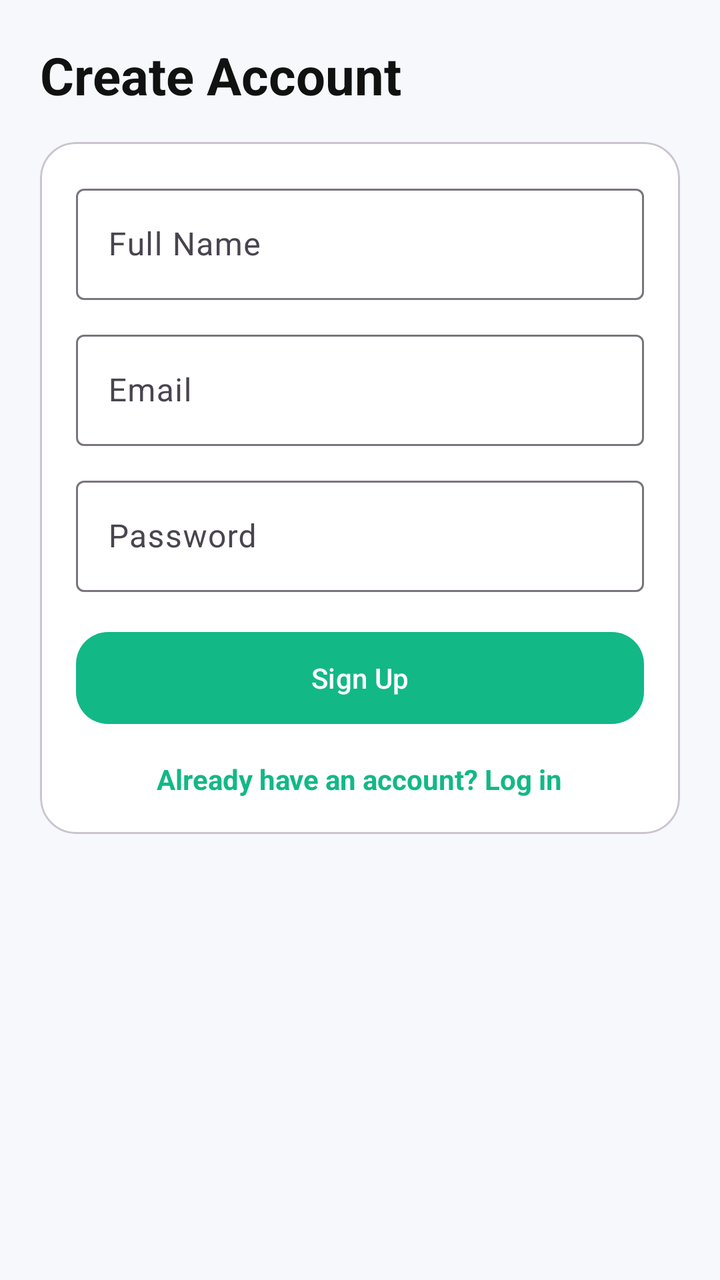
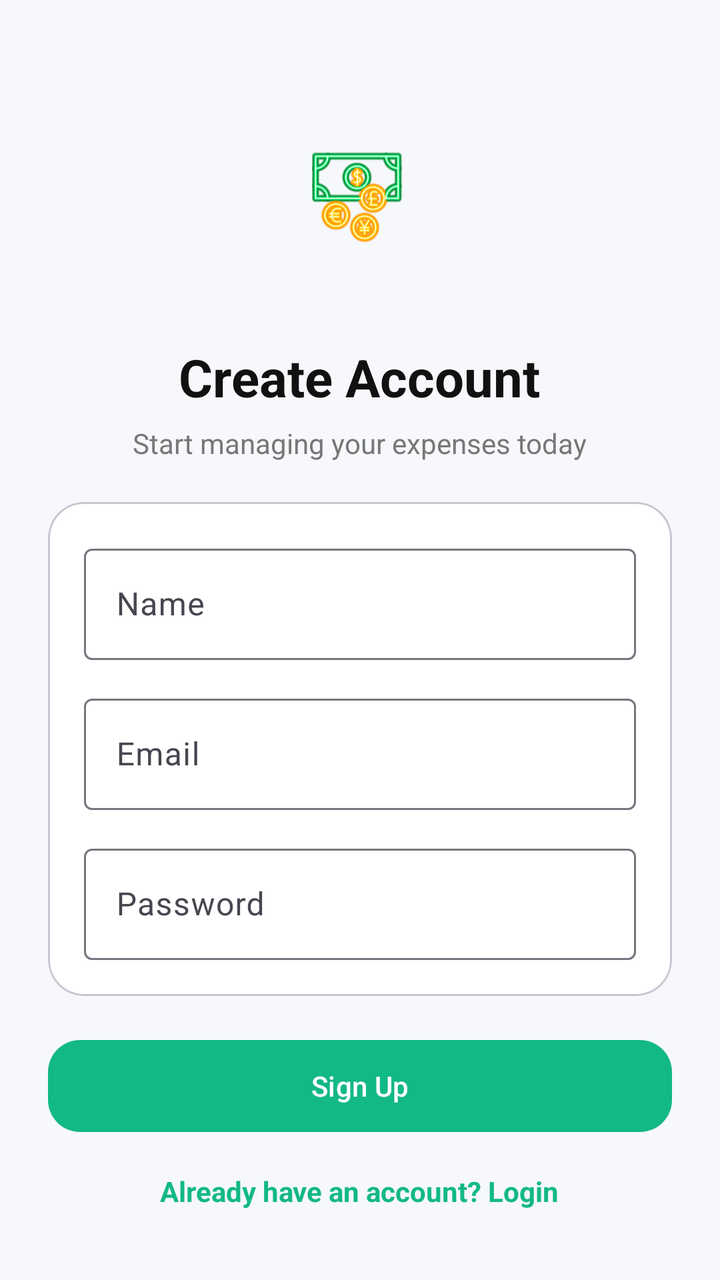

An Android layout rendered at two revisions. The XML below is the earlier revision; the diff shows what the commit changed to produce the second picture.
<!-- AndroidManifest.xml: application theme Theme.Material3.DayNight.NoActionBar -->
<!-- res/layout/activity_signup.xml -->
<?xml version="1.0" encoding="utf-8"?>
<ScrollView xmlns:android="http://schemas.android.com/apk/res/android"
    xmlns:app="http://schemas.android.com/apk/res-auto"
    android:layout_width="match_parent"
    android:layout_height="match_parent"
    android:background="@color/bg">

    <androidx.constraintlayout.widget.ConstraintLayout
        android:layout_width="match_parent"
        android:layout_height="wrap_content"
        android:padding="20dp">

        <TextView
            android:id="@+id/titleTv"
            android:layout_width="0dp"
            android:layout_height="wrap_content"
            android:text="Create Account"
            android:textStyle="bold"
            android:textSize="26sp"
            android:textColor="@color/text"
            app:layout_constraintTop_toTopOf="parent"
            app:layout_constraintStart_toStartOf="parent"
            app:layout_constraintEnd_toEndOf="parent"/>

        <com.google.android.material.card.MaterialCardView
            android:layout_width="0dp"
            android:layout_height="wrap_content"
            android:layout_marginTop="16dp"
            app:cardCornerRadius="18dp"
            app:cardElevation="0dp"
            app:cardBackgroundColor="@color/card"
            app:layout_constraintTop_toBottomOf="@id/titleTv"
            app:layout_constraintStart_toStartOf="parent"
            app:layout_constraintEnd_toEndOf="parent">

            <LinearLayout
                android:layout_width="match_parent"
                android:layout_height="wrap_content"
                android:padding="18dp"
                android:orientation="vertical">

                <com.google.android.material.textfield.TextInputLayout
                    android:layout_width="match_parent"
                    android:layout_height="wrap_content"
                    android:hint="Full Name">

                    <com.google.android.material.textfield.TextInputEditText
                        android:id="@+id/nameEt"
                        android:layout_width="match_parent"
                        android:layout_height="wrap_content"/>
                </com.google.android.material.textfield.TextInputLayout>

                <com.google.android.material.textfield.TextInputLayout
                    android:layout_width="match_parent"
                    android:layout_height="wrap_content"
                    android:layout_marginTop="12dp"
                    android:hint="Email">

                    <com.google.android.material.textfield.TextInputEditText
                        android:id="@+id/emailEt"
                        android:layout_width="match_parent"
                        android:layout_height="wrap_content"
                        android:inputType="textEmailAddress"/>
                </com.google.android.material.textfield.TextInputLayout>

                <com.google.android.material.textfield.TextInputLayout
                    android:layout_width="match_parent"
                    android:layout_height="wrap_content"
                    android:layout_marginTop="12dp"
                    android:hint="Password">

                    <com.google.android.material.textfield.TextInputEditText
                        android:id="@+id/passwordEt"
                        android:layout_width="match_parent"
                        android:layout_height="wrap_content"
                        android:inputType="textPassword"/>
                </com.google.android.material.textfield.TextInputLayout>

                <com.google.android.material.button.MaterialButton
                    android:id="@+id/signupBtn"
                    android:layout_width="match_parent"
                    android:layout_height="54dp"
                    android:layout_marginTop="16dp"
                    android:text="Sign Up"
                    android:textAllCaps="false"
                    app:cornerRadius="16dp"
                    app:backgroundTint="@color/green"/>

                <TextView
                    android:id="@+id/goLoginTv"
                    android:layout_width="wrap_content"
                    android:layout_height="wrap_content"
                    android:text="Already have an account? Log in"
                    android:textColor="@color/green"
                    android:textStyle="bold"
                    android:layout_marginTop="14dp"
                    android:layout_gravity="center"/>

            </LinearLayout>
        </com.google.android.material.card.MaterialCardView>

    </androidx.constraintlayout.widget.ConstraintLayout>
</ScrollView>
<!-- resources referenced by this layout -->
<resources>
  <color name="bg">#F6F8FB</color>
  <color name="card">#FFFFFF</color>
  <color name="green">#13B887</color>
  <color name="text">#111111</color>
</resources>

<!-- the commit's change to res/layout/activity_signup.xml (unified diff, before → after) -->
@@ -1,103 +1,134 @@
 <?xml version="1.0" encoding="utf-8"?>
-<ScrollView xmlns:android="http://schemas.android.com/apk/res/android"
+<androidx.constraintlayout.widget.ConstraintLayout
+    xmlns:android="http://schemas.android.com/apk/res/android"
     xmlns:app="http://schemas.android.com/apk/res-auto"
     android:layout_width="match_parent"
     android:layout_height="match_parent"
     android:background="@color/bg">
 
-    <androidx.constraintlayout.widget.ConstraintLayout
-        android:layout_width="match_parent"
+    <LinearLayout
+        android:id="@+id/container"
+        android:layout_width="0dp"
         android:layout_height="wrap_content"
-        android:padding="20dp">
+        android:orientation="vertical"
+        android:padding="24dp"
+        app:layout_constraintBottom_toBottomOf="parent"
+        app:layout_constraintEnd_toEndOf="parent"
+        app:layout_constraintHorizontal_bias="1.0"
+        app:layout_constraintStart_toStartOf="parent"
+        app:layout_constraintTop_toTopOf="parent"
+        app:layout_constraintVertical_bias="0.495">
+
+        <ImageView
+            android:id="@+id/logoIv"
+            android:layout_width="200dp"
+            android:layout_height="120dp"
+            android:layout_gravity="center_horizontal"
+            android:layout_marginBottom="16dp"
+            android:contentDescription="App Logo"
+            android:src="@drawable/logo"
+            app:layout_constraintBottom_toTopOf="@id/titleTv"
+            app:layout_constraintEnd_toEndOf="parent"
+            app:layout_constraintStart_toStartOf="parent"
+            app:layout_constraintTop_toTopOf="parent" />
 
         <TextView
             android:id="@+id/titleTv"
-            android:layout_width="0dp"
+            android:layout_width="wrap_content"
             android:layout_height="wrap_content"
+            android:layout_gravity="center_horizontal"
             android:text="Create Account"
-            android:textStyle="bold"
+            android:textColor="@color/text"
             android:textSize="26sp"
-            android:textColor="@color/text"
-            app:layout_constraintTop_toTopOf="parent"
-            app:layout_constraintStart_toStartOf="parent"
-            app:layout_constraintEnd_toEndOf="parent"/>
+            android:textStyle="bold" />
+
+        <TextView
+            android:id="@+id/subTitleTv"
+            android:layout_width="wrap_content"
+            android:layout_height="wrap_content"
+            android:layout_gravity="center_horizontal"
+            android:layout_marginTop="6dp"
+            android:text="Start managing your expenses today"
+            android:textColor="@color/muted"
+            android:textSize="14sp" />
 
         <com.google.android.material.card.MaterialCardView
-            android:layout_width="0dp"
+            android:id="@+id/signupCard"
+            android:layout_width="match_parent"
             android:layout_height="wrap_content"
-            android:layout_marginTop="16dp"
+            android:layout_marginTop="20dp"
+            app:cardBackgroundColor="@color/card"
             app:cardCornerRadius="18dp"
-            app:cardElevation="0dp"
-            app:cardBackgroundColor="@color/card"
-            app:layout_constraintTop_toBottomOf="@id/titleTv"
-            app:layout_constraintStart_toStartOf="parent"
-            app:layout_constraintEnd_toEndOf="parent">
+            app:cardElevation="0dp">
 
             <LinearLayout
                 android:layout_width="match_parent"
                 android:layout_height="wrap_content"
-                android:padding="18dp"
-                android:orientation="vertical">
+                android:orientation="vertical"
+                android:padding="18dp">
 
                 <com.google.android.material.textfield.TextInputLayout
                     android:layout_width="match_parent"
                     android:layout_height="wrap_content"
-                    android:hint="Full Name">
+                    android:hint="@string/name">
 
                     <com.google.android.material.textfield.TextInputEditText
                         android:id="@+id/nameEt"
                         android:layout_width="match_parent"
-                        android:layout_height="wrap_content"/>
+                        android:layout_height="wrap_content" />
                 </com.google.android.material.textfield.TextInputLayout>
 
                 <com.google.android.material.textfield.TextInputLayout
                     android:layout_width="match_parent"
                     android:layout_height="wrap_content"
-                    android:layout_marginTop="12dp"
-                    android:hint="Email">
+                    android:layout_marginTop="14dp"
+                    android:hint="@string/email">
 
                     <com.google.android.material.textfield.TextInputEditText
                         android:id="@+id/emailEt"
                         android:layout_width="match_parent"
                         android:layout_height="wrap_content"
-                        android:inputType="textEmailAddress"/>
+                        android:inputType="textEmailAddress" />
                 </com.google.android.material.textfield.TextInputLayout>
 
                 <com.google.android.material.textfield.TextInputLayout
                     android:layout_width="match_parent"
                     android:layout_height="wrap_content"
-                    android:layout_marginTop="12dp"
-                    android:hint="Password">
+                    android:layout_marginTop="14dp"
+                    android:hint="@string/password">
 
                     <com.google.android.material.textfield.TextInputEditText
                         android:id="@+id/passwordEt"
                         android:layout_width="match_parent"
                         android:layout_height="wrap_content"
-                        android:inputType="textPassword"/>
+                        android:inputType="textPassword" />
                 </com.google.android.material.textfield.TextInputLayout>
 
-                <com.google.android.material.button.MaterialButton
-                    android:id="@+id/signupBtn"
-                    android:layout_width="match_parent"
-                    android:layout_height="54dp"
-                    android:layout_marginTop="16dp"
-                    android:text="Sign Up"
-                    android:textAllCaps="false"
-                    app:cornerRadius="16dp"
-                    app:backgroundTint="@color/green"/>
+            </LinearLayout>
 
-                <TextView
-                    android:id="@+id/goLoginTv"
-                    android:layout_width="wrap_content"
-                    android:layout_height="wrap_content"
-                    android:text="Already have an account? Log in"
-                    android:textColor="@color/green"
-                    android:textStyle="bold"
-                    android:layout_marginTop="14dp"
-                    android:layout_gravity="center"/>
-
-            </LinearLayout>
         </com.google.android.material.card.MaterialCardView>
 
-    </androidx.constraintlayout.widget.ConstraintLayout>
-</ScrollView>
+        <com.google.android.material.button.MaterialButton
+            android:id="@+id/signupBtn"
+            android:layout_width="match_parent"
+            android:layout_height="54dp"
+            android:layout_marginTop="18dp"
+            android:text="Sign Up"
+            android:textAllCaps="false"
+            app:backgroundTint="@color/green"
+            app:cornerRadius="16dp" />
+
+        <TextView
+            android:id="@+id/goLoginTv"
+            android:layout_width="wrap_content"
+            android:layout_height="wrap_content"
+            android:layout_gravity="center_horizontal"
+            android:layout_marginTop="16dp"
+            android:text="Already have an account? Login"
+            android:textColor="@color/green"
+            android:textSize="14sp"
+            android:textStyle="bold" />
+
+    </LinearLayout>
+
+</androidx.constraintlayout.widget.ConstraintLayout>
<!-- resource entries referenced after the edit -->
@@ -3,6 +3,11 @@
   <color name="bg">#F6F8FB</color>
   <color name="card">#FFFFFF</color>
   <color name="green">#13B887</color>
+  <color name="muted">#777777</color>
   <color name="text">#111111</color>
+  <!-- drawable logo: vector/xml drawable (drawable, 219249 chars, omitted) -->
+  <string name="email">Email</string>
+  <string name="name">Name</string>
+  <string name="password">Password</string>
 </resources>
 
